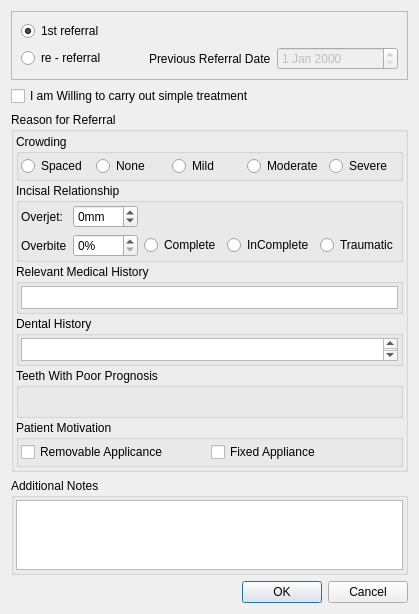
rowinggolfer/openmolar1, file src/openmolar/qt-designer/ortho_ref_wizard.ui: the form before one commit.
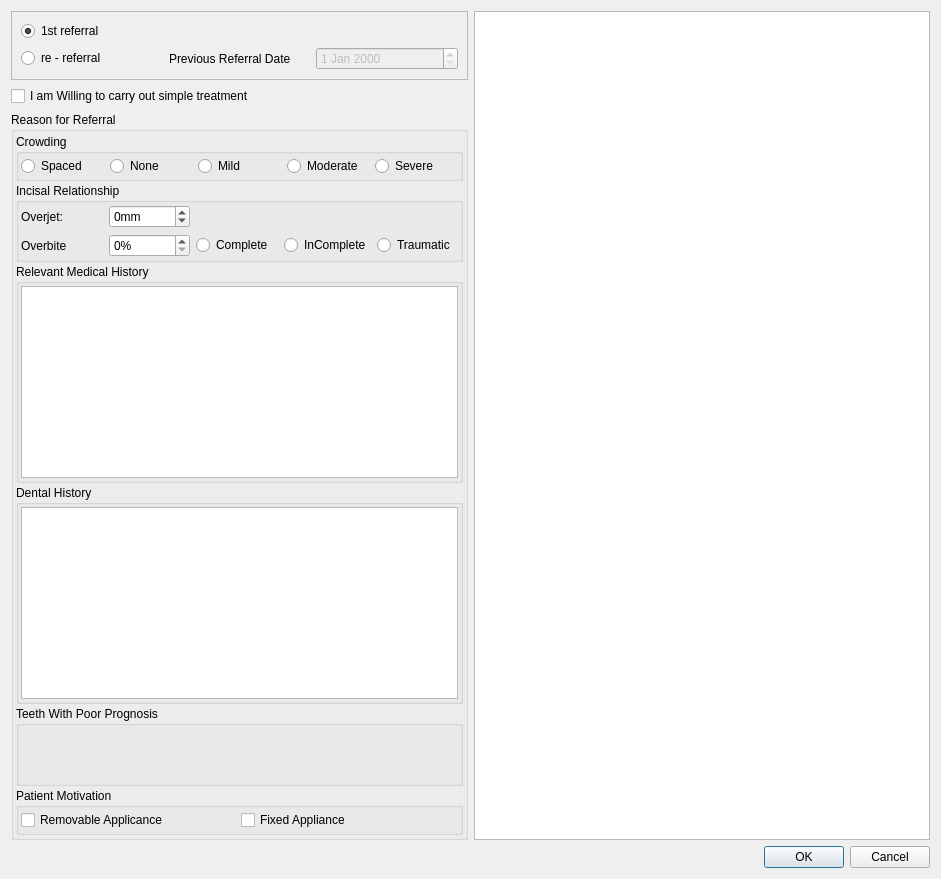
The form after the commit.

Commit message: rearranged the gui for ortho referrals

Diff of the .ui file:
```diff
--- a/src/openmolar/qt-designer/ortho_ref_wizard.ui
+++ b/src/openmolar/qt-designer/ortho_ref_wizard.ui
@@ -6,8 +6,8 @@
    <rect>
     <x>0</x>
     <y>0</y>
-    <width>410</width>
-    <height>588</height>
+    <width>941</width>
+    <height>598</height>
    </rect>
   </property>
   <property name="minimumSize">
@@ -25,8 +25,8 @@
   <property name="windowTitle">
    <string>Dialog</string>
   </property>
-  <layout class="QVBoxLayout" name="verticalLayout">
-   <item>
+  <layout class="QGridLayout" name="gridLayout_5">
+   <item row="0" column="0">
     <widget class="QFrame" name="frame">
      <property name="frameShape">
       <enum>QFrame::StyledPanel</enum>
@@ -82,14 +82,14 @@
      </layout>
     </widget>
    </item>
-   <item>
+   <item row="1" column="0">
     <widget class="QCheckBox" name="tx_checkBox">
      <property name="text">
       <string>I am Willing to carry out simple treatment</string>
      </property>
     </widget>
    </item>
-   <item>
+   <item row="2" column="0">
     <widget class="QGroupBox" name="groupBox">
      <property name="sizePolicy">
       <sizepolicy hsizetype="Preferred" vsizetype="MinimumExpanding">
@@ -242,7 +242,7 @@
         <property name="maximumSize">
          <size>
           <width>16777215</width>
-          <height>50</height>
+          <height>16777215</height>
          </size>
         </property>
         <property name="title">
@@ -257,7 +257,7 @@
            <property name="maximumSize">
             <size>
              <width>16777215</width>
-             <height>40</height>
+             <height>16777215</height>
             </size>
            </property>
            <property name="html">
@@ -283,7 +283,7 @@
         <property name="maximumSize">
          <size>
           <width>16777215</width>
-          <height>50</height>
+          <height>16777215</height>
          </size>
         </property>
         <property name="title">
@@ -311,7 +311,7 @@
         <property name="minimumSize">
          <size>
           <width>0</width>
-          <height>50</height>
+          <height>80</height>
          </size>
         </property>
         <property name="title">
@@ -351,38 +351,7 @@
      </layout>
     </widget>
    </item>
-   <item>
-    <widget class="QGroupBox" name="groupBox_7">
-     <property name="maximumSize">
-      <size>
-       <width>16777215</width>
-       <height>100</height>
-      </size>
-     </property>
-     <property name="title">
-      <string>Additional Notes</string>
-     </property>
-     <layout class="QHBoxLayout" name="horizontalLayout_3">
-      <property name="spacing">
-       <number>2</number>
-      </property>
-      <property name="margin">
-       <number>2</number>
-      </property>
-      <item>
-       <widget class="QTextEdit" name="notes_textEdit">
-        <property name="maximumSize">
-         <size>
-          <width>16777215</width>
-          <height>80</height>
-         </size>
-        </property>
-       </widget>
-      </item>
-     </layout>
-    </widget>
-   </item>
-   <item>
+   <item row="3" column="0" colspan="2">
     <widget class="QDialogButtonBox" name="buttonBox">
      <property name="orientation">
       <enum>Qt::Horizontal</enum>
@@ -392,6 +361,16 @@
      </property>
     </widget>
    </item>
+   <item row="0" column="1" rowspan="3">
+    <widget class="QTextEdit" name="notes_textEdit">
+     <property name="maximumSize">
+      <size>
+       <width>16777215</width>
+       <height>16777215</height>
+      </size>
+     </property>
+    </widget>
+   </item>
   </layout>
  </widget>
  <resources/>
```
The commit also changes 3 other files.
